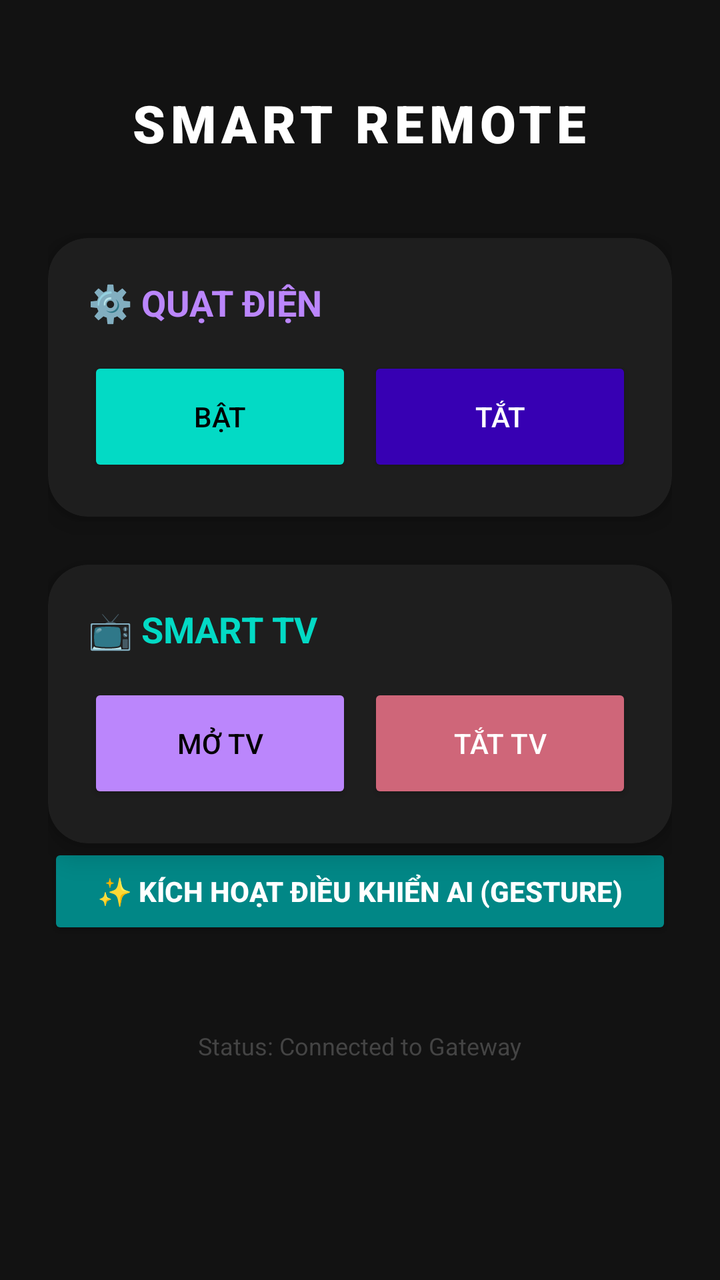
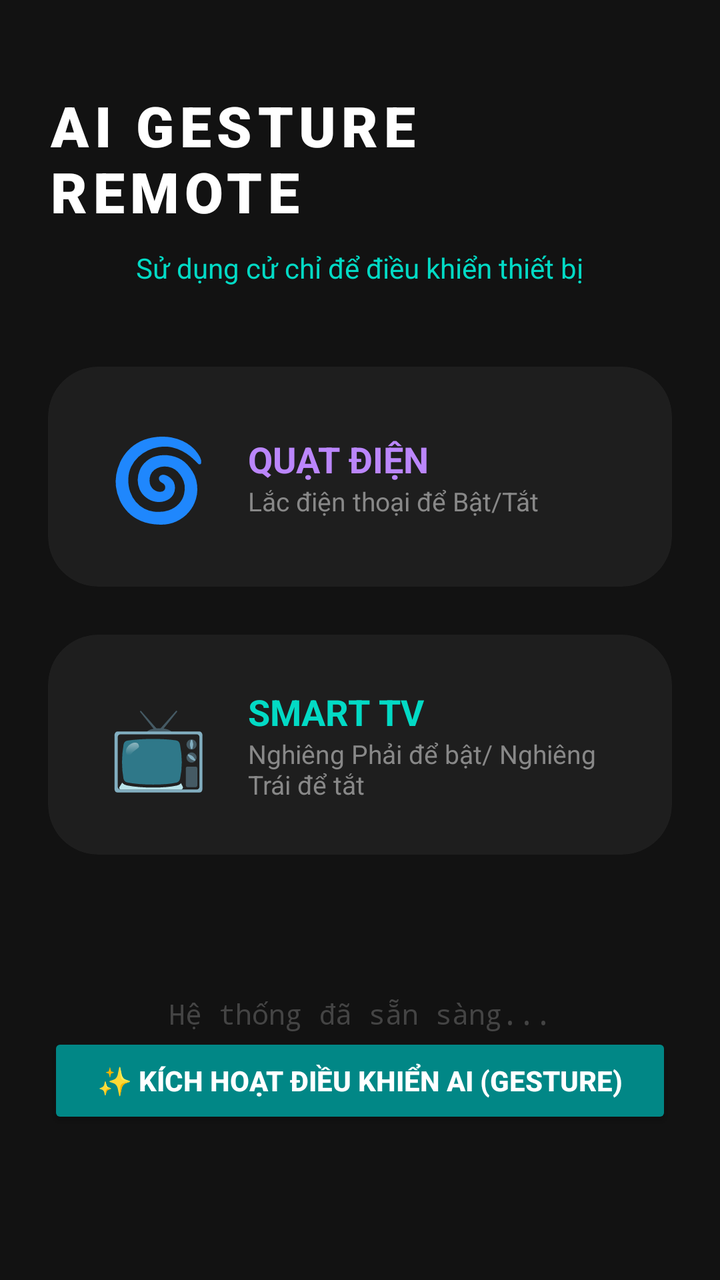

Before-and-after screenshots of an Android layout around one commit, followed by the original layout XML and the change that was made.
<!-- AndroidManifest.xml: application theme Theme.BTQT_3 -->
<!-- res/layout/activity_4.xml -->
<?xml version="1.0" encoding="utf-8"?>
<LinearLayout xmlns:android="http://schemas.android.com/apk/res/android"
    xmlns:app="http://schemas.android.com/apk/res-auto"
    android:layout_width="match_parent"
    android:layout_height="match_parent"
    android:orientation="vertical"
    android:padding="24dp"
    android:background="#121212"> <TextView
    android:layout_width="wrap_content"
    android:layout_height="wrap_content"
    android:text="SMART REMOTE"
    android:textColor="#FFFFFF"
    android:textSize="26sp"
    android:fontFamily="sans-serif-black"
    android:layout_gravity="center"
    android:letterSpacing="0.1"
    android:layout_marginTop="20dp"
    android:layout_marginBottom="40dp" />

    <androidx.cardview.widget.CardView
        android:layout_width="match_parent"
        android:layout_height="wrap_content"
        android:layout_marginBottom="24dp"
        app:cardCornerRadius="20dp"
        app:cardElevation="8dp"
        app:cardBackgroundColor="#1E1E1E"> <LinearLayout
        android:layout_width="match_parent"
        android:layout_height="wrap_content"
        android:padding="20dp"
        android:orientation="vertical">

        <TextView
            android:layout_width="wrap_content"
            android:layout_height="wrap_content"
            android:text="⚙️ QUẠT ĐIỆN"
            android:textColor="#BB86FC"
            android:textStyle="bold"
            android:textSize="18sp"/>

        <LinearLayout
            android:layout_width="match_parent"
            android:layout_height="wrap_content"
            android:layout_marginTop="15dp">

            <Button android:id="@+id/btnFanOn"
                android:layout_width="0dp"
                android:layout_height="60dp"
                android:layout_weight="1"
                android:text="BẬT"
                android:fontFamily="sans-serif-medium"
                android:backgroundTint="#03DAC5"
                android:textColor="#000000"
                android:layout_marginEnd="8dp"/>

            <Button android:id="@+id/btnFanOff"
                android:layout_width="0dp"
                android:layout_height="60dp"
                android:layout_weight="1"
                android:text="TẮT"
                android:fontFamily="sans-serif-medium"
                android:backgroundTint="#3700B3"
                android:textColor="#FFFFFF"/>
        </LinearLayout>
    </LinearLayout>
    </androidx.cardview.widget.CardView>

    <androidx.cardview.widget.CardView
        android:layout_width="match_parent"
        android:layout_height="wrap_content"
        app:cardCornerRadius="20dp"
        app:cardElevation="8dp"
        app:cardBackgroundColor="#1E1E1E">

        <LinearLayout
            android:layout_width="match_parent"
            android:layout_height="wrap_content"
            android:padding="20dp"
            android:orientation="vertical">

            <TextView
                android:layout_width="wrap_content"
                android:layout_height="wrap_content"
                android:text="📺 SMART TV"
                android:textColor="#03DAC5"
                android:textStyle="bold"
                android:textSize="18sp"/>

            <LinearLayout
                android:layout_width="match_parent"
                android:layout_height="wrap_content"
                android:layout_marginTop="15dp">

                <Button android:id="@+id/btnTVOn"
                    android:layout_width="0dp"
                    android:layout_height="60dp"
                    android:layout_weight="1"
                    android:text="MỞ TV"
                    android:fontFamily="sans-serif-medium"
                    android:backgroundTint="#BB86FC"
                    android:textColor="#000000"
                    android:layout_marginEnd="8dp"/>

                <Button android:id="@+id/btnTVOff"
                    android:layout_width="0dp"
                    android:layout_height="60dp"
                    android:layout_weight="1"
                    android:text="TẮT TV"
                    android:fontFamily="sans-serif-medium"
                    android:backgroundTint="#CF6679"
                    android:textColor="#FFFFFF"/>
            </LinearLayout>
        </LinearLayout>

    </androidx.cardview.widget.CardView>
    <Button
        android:id="@+id/btnOpenAI"
        android:layout_width="match_parent"
        android:layout_height="wrap_content"
        android:layout_marginBottom="15dp"
        android:text="✨ KÍCH HOẠT ĐIỀU KHIỂN AI (GESTURE)"
        android:backgroundTint="#FF018786"
        android:textColor="#FFFFFF"
        android:textStyle="bold"
        app:cornerRadius="10dp" />
    <TextView
        android:layout_width="wrap_content"
        android:layout_height="wrap_content"
        android:text="Status: Connected to Gateway"
        android:textColor="#444444"
        android:layout_gravity="center"
        android:layout_marginTop="30dp"
        android:textSize="12sp" />

</LinearLayout>
<!-- resources referenced by this layout -->
<resources>
  <style name="Theme.BTQT_3" parent="Base.Theme.BTQT_3" />
  <style name="Base.Theme.BTQT_3" parent="Theme.Material3.DayNight.NoActionBar">
          
          
      </style>
</resources>

<!-- the commit's change to res/layout/activity_4.xml (unified diff, before → after) -->
@@ -5,113 +5,126 @@
     android:layout_height="match_parent"
     android:orientation="vertical"
     android:padding="24dp"
-    android:background="#121212"> <TextView
-    android:layout_width="wrap_content"
-    android:layout_height="wrap_content"
-    android:text="SMART REMOTE"
-    android:textColor="#FFFFFF"
-    android:textSize="26sp"
-    android:fontFamily="sans-serif-black"
-    android:layout_gravity="center"
-    android:letterSpacing="0.1"
-    android:layout_marginTop="20dp"
-    android:layout_marginBottom="40dp" />
+    android:background="#121212">
+
+    <TextView
+        android:layout_width="wrap_content"
+        android:layout_height="wrap_content"
+        android:text="AI GESTURE REMOTE"
+        android:textColor="#FFFFFF"
+        android:textSize="28sp"
+        android:fontFamily="sans-serif-black"
+        android:layout_gravity="center"
+        android:letterSpacing="0.1"
+        android:layout_marginTop="20dp"
+        android:layout_marginBottom="10dp" />
+
+    <TextView
+        android:layout_width="wrap_content"
+        android:layout_height="wrap_content"
+        android:text="Sử dụng cử chỉ để điều khiển thiết bị"
+        android:textColor="#03DAC5"
+        android:layout_gravity="center"
+        android:layout_marginBottom="40dp"
+        android:textSize="14sp" />
 
     <androidx.cardview.widget.CardView
         android:layout_width="match_parent"
         android:layout_height="wrap_content"
         android:layout_marginBottom="24dp"
-        app:cardCornerRadius="20dp"
-        app:cardElevation="8dp"
-        app:cardBackgroundColor="#1E1E1E"> <LinearLayout
-        android:layout_width="match_parent"
-        android:layout_height="wrap_content"
-        android:padding="20dp"
-        android:orientation="vertical">
-
-        <TextView
-            android:layout_width="wrap_content"
-            android:layout_height="wrap_content"
-            android:text="⚙️ QUẠT ĐIỆN"
-            android:textColor="#BB86FC"
-            android:textStyle="bold"
-            android:textSize="18sp"/>
-
+        app:cardCornerRadius="25dp"
+        app:cardElevation="0dp"
+        app:cardBackgroundColor="#1E1E1E">
         <LinearLayout
             android:layout_width="match_parent"
             android:layout_height="wrap_content"
-            android:layout_marginTop="15dp">
+            android:padding="25dp"
+            android:orientation="horizontal"
+            android:gravity="center_vertical">
 
-            <Button android:id="@+id/btnFanOn"
-                android:layout_width="0dp"
+            <TextView
+                android:layout_width="60dp"
                 android:layout_height="60dp"
-                android:layout_weight="1"
-                android:text="BẬT"
-                android:fontFamily="sans-serif-medium"
-                android:backgroundTint="#03DAC5"
-                android:textColor="#000000"
-                android:layout_marginEnd="8dp"/>
+                android:text="🌀"
+                android:textSize="40sp"
+                android:gravity="center" />
 
-            <Button android:id="@+id/btnFanOff"
-                android:layout_width="0dp"
-                android:layout_height="60dp"
-                android:layout_weight="1"
-                android:text="TẮT"
-                android:fontFamily="sans-serif-medium"
-                android:backgroundTint="#3700B3"
-                android:textColor="#FFFFFF"/>
+            <LinearLayout
+                android:layout_width="wrap_content"
+                android:layout_height="wrap_content"
+                android:orientation="vertical"
+                android:layout_marginStart="15dp">
+                <TextView
+                    android:layout_width="wrap_content"
+                    android:layout_height="wrap_content"
+                    android:text="QUẠT ĐIỆN"
+                    android:textColor="#BB86FC"
+                    android:textStyle="bold"
+                    android:textSize="18sp"/>
+                <TextView
+                    android:layout_width="wrap_content"
+                    android:layout_height="wrap_content"
+                    android:text="Lắc điện thoại để Bật/Tắt"
+                    android:textColor="#888888"
+                    android:textSize="13sp"/>
+            </LinearLayout>
         </LinearLayout>
-    </LinearLayout>
     </androidx.cardview.widget.CardView>
 
     <androidx.cardview.widget.CardView
         android:layout_width="match_parent"
         android:layout_height="wrap_content"
-        app:cardCornerRadius="20dp"
-        app:cardElevation="8dp"
+        android:layout_marginBottom="40dp"
+        app:cardCornerRadius="25dp"
+        app:cardElevation="0dp"
         app:cardBackgroundColor="#1E1E1E">
-
         <LinearLayout
             android:layout_width="match_parent"
             android:layout_height="wrap_content"
-            android:padding="20dp"
-            android:orientation="vertical">
+            android:padding="25dp"
+            android:orientation="horizontal"
+            android:gravity="center_vertical">
 
             <TextView
+                android:layout_width="60dp"
+                android:layout_height="60dp"
+                android:text="📺"
+                android:textSize="40sp"
+                android:gravity="center" />
+
+            <LinearLayout
                 android:layout_width="wrap_content"
                 android:layout_height="wrap_content"
-                android:text="📺 SMART TV"
-                android:textColor="#03DAC5"
-                android:textStyle="bold"
-                android:textSize="18sp"/>
-
-            <LinearLayout
-                android:layout_width="match_parent"
-                android:layout_height="wrap_content"
-                android:layout_marginTop="15dp">
-
-                <Button android:id="@+id/btnTVOn"
-                    android:layout_width="0dp"
-                    android:layout_height="60dp"
-                    android:layout_weight="1"
-                    android:text="MỞ TV"
-                    android:fontFamily="sans-serif-medium"
-                    android:backgroundTint="#BB86FC"
-                    android:textColor="#000000"
-                    android:layout_marginEnd="8dp"/>
-
-                <Button android:id="@+id/btnTVOff"
-                    android:layout_width="0dp"
-                    android:layout_height="60dp"
-                    android:layout_weight="1"
-                    android:text="TẮT TV"
-                    android:fontFamily="sans-serif-medium"
-                    android:backgroundTint="#CF6679"
-                    android:textColor="#FFFFFF"/>
+                android:orientation="vertical"
+                android:layout_marginStart="15dp">
+                <TextView
+                    android:layout_width="wrap_content"
+                    android:layout_height="wrap_content"
+                    android:text="SMART TV"
+                    android:textColor="#03DAC5"
+                    android:textStyle="bold"
+                    android:textSize="18sp"/>
+                <TextView
+                    android:layout_width="wrap_content"
+                    android:layout_height="wrap_content"
+                    android:text="Nghiêng Phải để bật/ Nghiêng Trái để tắt"
+                    android:textColor="#888888"
+                    android:textSize="13sp"/>
             </LinearLayout>
         </LinearLayout>
+    </androidx.cardview.widget.CardView>
 
-    </androidx.cardview.widget.CardView>
+    <TextView
+        android:id="@+id/txtStatus"
+        android:layout_width="match_parent"
+        android:layout_height="wrap_content"
+        android:text="Hệ thống đã sẵn sàng..."
+        android:textColor="#444444"
+        android:gravity="center"
+        android:layout_marginTop="30dp"
+        android:fontFamily="monospace"
+        android:textSize="14sp" />
+
     <Button
         android:id="@+id/btnOpenAI"
         android:layout_width="match_parent"
@@ -122,13 +135,5 @@
         android:textColor="#FFFFFF"
         android:textStyle="bold"
         app:cornerRadius="10dp" />
-    <TextView
-        android:layout_width="wrap_content"
-        android:layout_height="wrap_content"
-        android:text="Status: Connected to Gateway"
-        android:textColor="#444444"
-        android:layout_gravity="center"
-        android:layout_marginTop="30dp"
-        android:textSize="12sp" />
 
 </LinearLayout>
